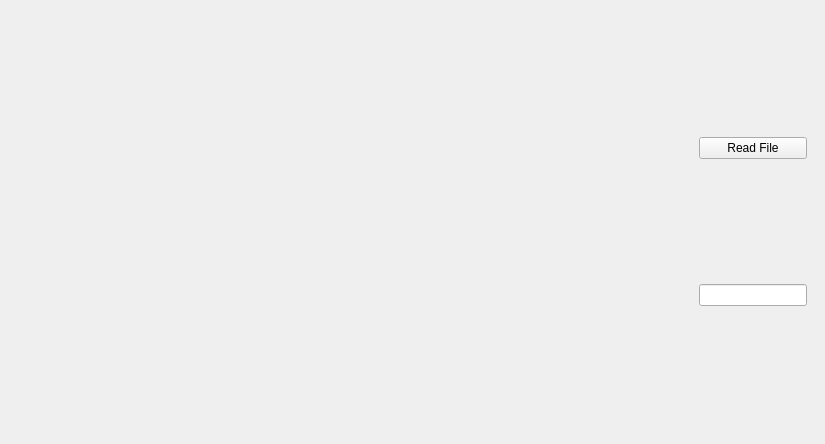
Above: dirty/window.ui from HaraldHeitmann/Pybi before the change. Below: the same form after it.
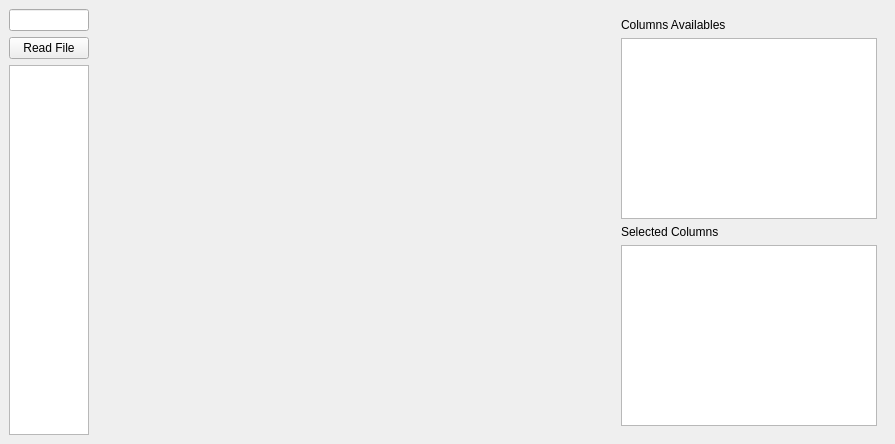
That is the form after the change.

What changed in the file:
```diff
--- a/dirty/window.ui
+++ b/dirty/window.ui
@@ -15,6 +15,40 @@
   </property>
   <widget class="QWidget" name="centralwidget">
    <layout class="QHBoxLayout" name="horizontalLayout">
+    <item>
+     <layout class="QVBoxLayout" name="verticalLayout_3">
+      <item>
+       <widget class="QLineEdit" name="inp">
+        <property name="enabled">
+         <bool>true</bool>
+        </property>
+       </widget>
+      </item>
+      <item>
+       <widget class="QPushButton" name="rdBtn">
+        <property name="text">
+         <string>Read File</string>
+        </property>
+       </widget>
+      </item>
+      <item>
+       <widget class="QListWidget" name="dfList">
+        <property name="sizePolicy">
+         <sizepolicy hsizetype="Expanding" vsizetype="Minimum">
+          <horstretch>0</horstretch>
+          <verstretch>0</verstretch>
+         </sizepolicy>
+        </property>
+        <property name="minimumSize">
+         <size>
+          <width>0</width>
+          <height>361</height>
+         </size>
+        </property>
+       </widget>
+      </item>
+     </layout>
+    </item>
     <item>
      <widget class="QWidget" name="mplwindow" native="true">
       <property name="sizePolicy">
@@ -23,6 +57,18 @@
         <verstretch>0</verstretch>
        </sizepolicy>
       </property>
+      <property name="minimumSize">
+       <size>
+        <width>511</width>
+        <height>0</height>
+       </size>
+      </property>
+      <property name="maximumSize">
+       <size>
+        <width>511</width>
+        <height>16777215</height>
+       </size>
+      </property>
       <layout class="QVBoxLayout" name="mplvl"/>
      </widget>
     </item>
@@ -36,14 +82,24 @@
       </property>
       <layout class="QVBoxLayout" name="verticalLayout_2">
        <item>
-        <widget class="QPushButton" name="rdBtn">
+        <widget class="QLabel" name="label">
          <property name="text">
-          <string>Read File</string>
+          <string>Columns Availables</string>
          </property>
         </widget>
        </item>
        <item>
-        <widget class="QLineEdit" name="inp"/>
+        <widget class="QListWidget" name="colList"/>
+       </item>
+       <item>
+        <widget class="QLabel" name="label_2">
+         <property name="text">
+          <string>Selected Columns</string>
+         </property>
+        </widget>
+       </item>
+       <item>
+        <widget class="QListWidget" name="stgList"/>
        </item>
       </layout>
      </widget>
```
